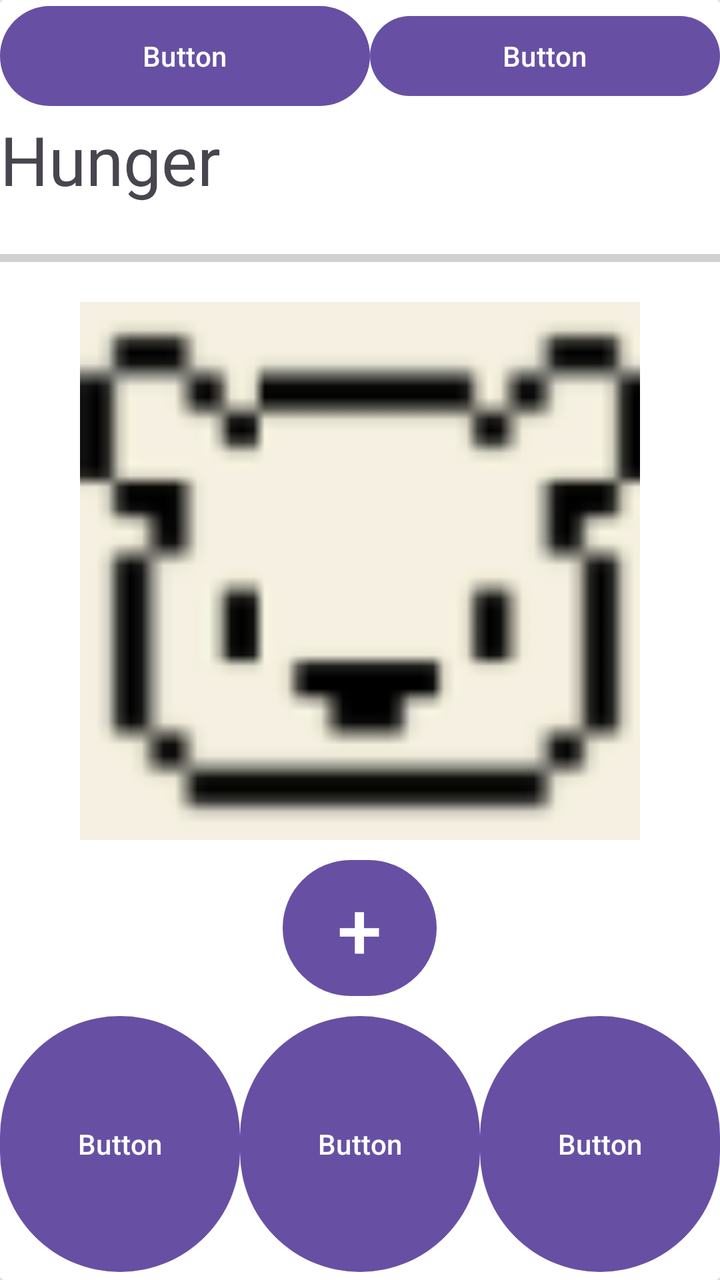
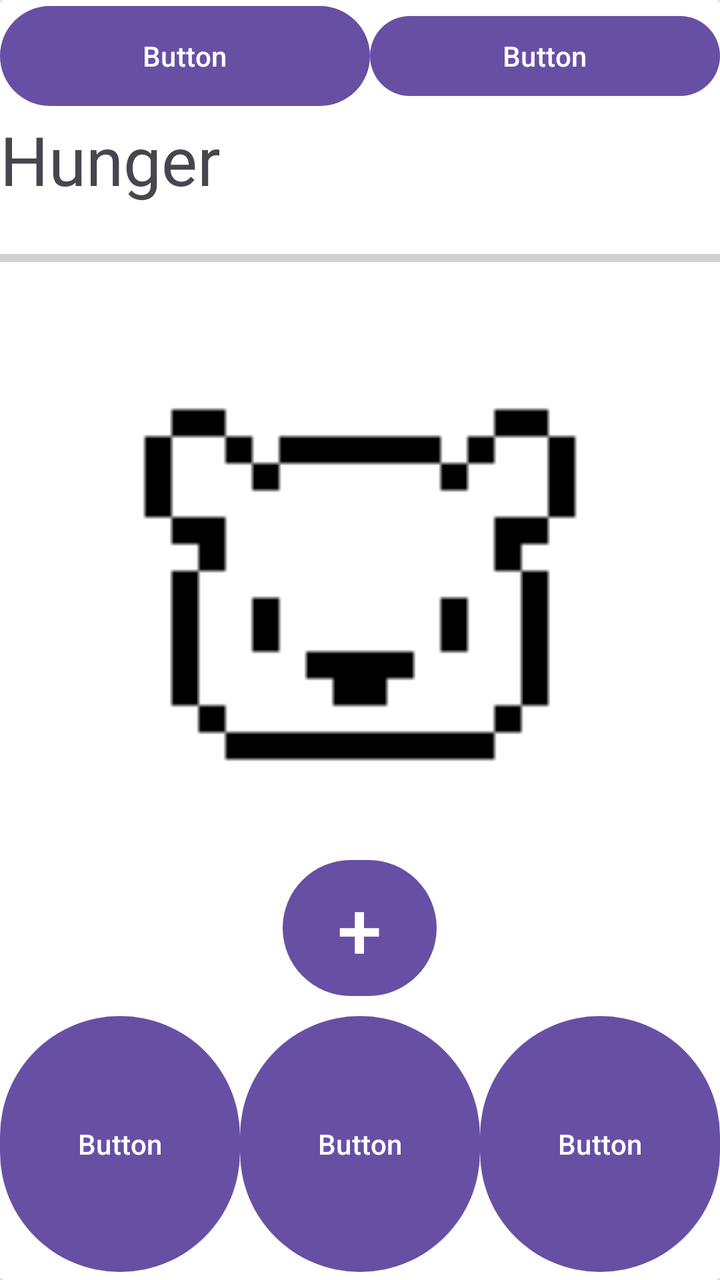

Two renders of the same Android screen: before a commit and after it. Below are the layout's source before the change and the commit's diff.
<!-- AndroidManifest.xml: application theme Theme.BeeBudgetingLimited -->
<!-- res/layout/activity_barry_care_screen.xml -->
<?xml version="1.0" encoding="utf-8"?>
<androidx.drawerlayout.widget.DrawerLayout xmlns:android="http://schemas.android.com/apk/res/android"
    xmlns:app="http://schemas.android.com/apk/res-auto"
    xmlns:tools="http://schemas.android.com/tools"
    android:id="@+id/main"
    android:layout_width="match_parent"
    android:layout_height="match_parent"
    tools:context=".BarryCareScreen">
    <androidx.cardview.widget.CardView
        android:layout_width="match_parent"
        android:layout_height="wrap_content">

        <LinearLayout
            android:layout_width="match_parent"
            android:layout_height="519dp"
            android:gravity="bottom"
            android:orientation="vertical">

            <LinearLayout
                android:layout_width="match_parent"
                android:layout_height="58dp"
                android:orientation="horizontal">

                <Button
                    android:id="@+id/button"
                    android:layout_width="270dp"
                    android:layout_height="match_parent"
                    android:layout_weight="1"
                    android:text="Button" />

                <Button
                    android:id="@+id/button2"
                    android:layout_width="260dp"
                    android:layout_height="wrap_content"
                    android:layout_weight="1"
                    android:text="Button" />
            </LinearLayout>

            <LinearLayout
                android:layout_width="match_parent"
                android:layout_height="50dp"
                android:orientation="horizontal">

                <TextView
                    android:id="@+id/textView2"
                    android:layout_width="wrap_content"
                    android:layout_height="match_parent"
                    android:layout_weight="1"
                    android:text="Hunger"
                    android:textSize="34sp" />
            </LinearLayout>

            <ProgressBar
                android:id="@+id/progressBar"
                style="?android:attr/progressBarStyleHorizontal"
                android:layout_width="match_parent"
                android:layout_height="44dp" />

            <ImageView
                android:id="@+id/imageView2"
                android:layout_width="match_parent"
                android:layout_height="269dp"
                app:srcCompat="@drawable/welcom" />

            <LinearLayout
                android:layout_width="match_parent"
                android:layout_height="99dp"
                android:layout_gravity="bottom"
                android:foregroundGravity="bottom"
                android:gravity="bottom"
                android:orientation="horizontal"></LinearLayout>

        </LinearLayout>

        <LinearLayout
            android:layout_width="match_parent"
            android:layout_height="213dp"
            android:layout_gravity="bottom"
            android:layout_weight="1"
            android:gravity="bottom"
            android:orientation="vertical">

            <Button
                android:id="@+id/Addbtn"
                android:layout_width="77dp"
                android:layout_height="76dp"
                android:layout_gravity="center"
                android:text="+"
                android:textSize="40dp"
                app:iconSize="50dp" />

            <LinearLayout
                android:layout_width="match_parent"
                android:layout_height="138dp"
                android:layout_gravity="bottom"
                android:gravity="bottom"
                android:orientation="horizontal">

                <Button
                    android:id="@+id/HomeButton"
                    android:layout_width="100dp"
                    android:layout_height="136dp"
                    android:layout_weight="1"
                    android:text="Button" />

                <Button
                    android:id="@+id/Barrybtn"
                    android:layout_width="100dp"
                    android:layout_height="136dp"
                    android:layout_weight="1"
                    android:text="Button" />

                <Button
                    android:id="@+id/Analycticsbtn"
                    android:layout_width="100dp"
                    android:layout_height="136dp"
                    android:layout_weight="1"
                    android:text="Button" />

            </LinearLayout>
        </LinearLayout>

    </androidx.cardview.widget.CardView>
</androidx.drawerlayout.widget.DrawerLayout>
<!-- resources referenced by this layout -->
<resources>
  <!-- drawable welcom: png bitmap (drawable, 2867 bytes) -->
  <style name="Theme.BeeBudgetingLimited" parent="Base.Theme.BeeBudgetingLimited" />
  <style name="Base.Theme.BeeBudgetingLimited" parent="Theme.Material3.DayNight.NoActionBar">
          
          
      </style>
</resources>

<!-- the commit's change to res/layout/activity_barry_care_screen.xml (unified diff, before → after) -->
@@ -60,7 +60,7 @@
                 android:id="@+id/imageView2"
                 android:layout_width="match_parent"
                 android:layout_height="269dp"
-                app:srcCompat="@drawable/welcom" />
+                app:srcCompat="@drawable/bearicon" />
 
             <LinearLayout
                 android:layout_width="match_parent"
@@ -97,7 +97,7 @@
                 android:orientation="horizontal">
 
                 <Button
-                    android:id="@+id/HomeButton"
+                    android:id="@+id/Homebtn"
                     android:layout_width="100dp"
                     android:layout_height="136dp"
                     android:layout_weight="1"
<!-- resource entries referenced after the edit -->
@@ -1,6 +1,6 @@
 <!-- resources referenced by this layout -->
 <resources>
-  <!-- drawable welcom: png bitmap (drawable, 2867 bytes) -->
+  <!-- drawable bearicon: png bitmap (drawable, 423 bytes) -->
   <style name="Theme.BeeBudgetingLimited" parent="Base.Theme.BeeBudgetingLimited" />
   <style name="Base.Theme.BeeBudgetingLimited" parent="Theme.Material3.DayNight.NoActionBar">
           
